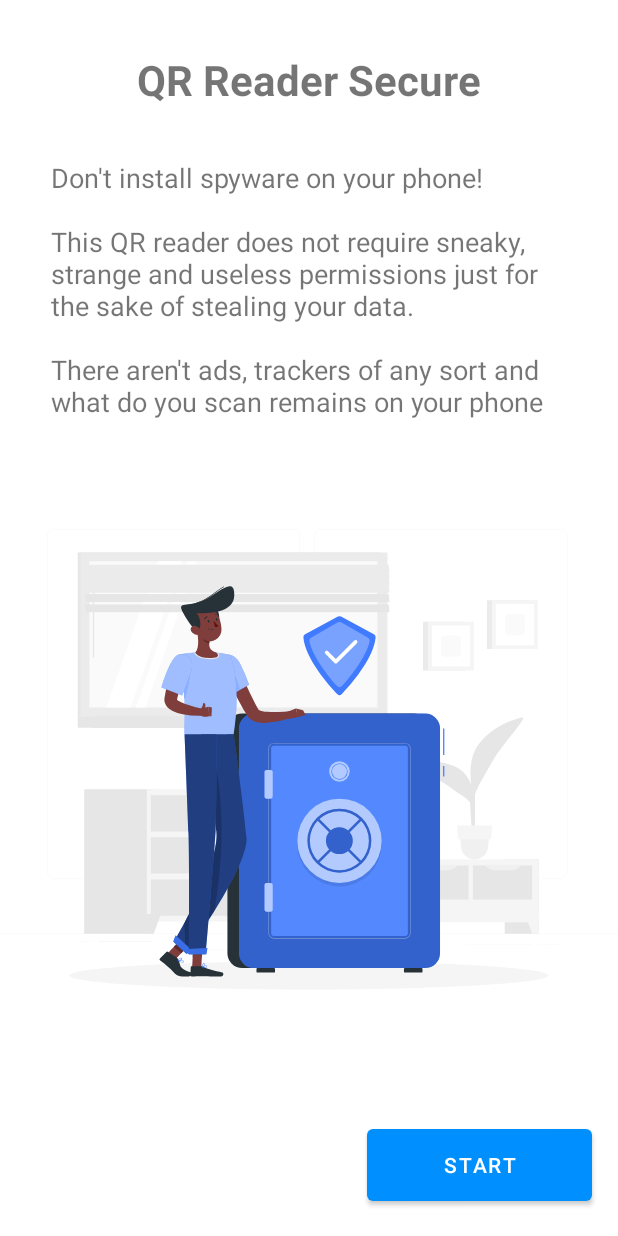
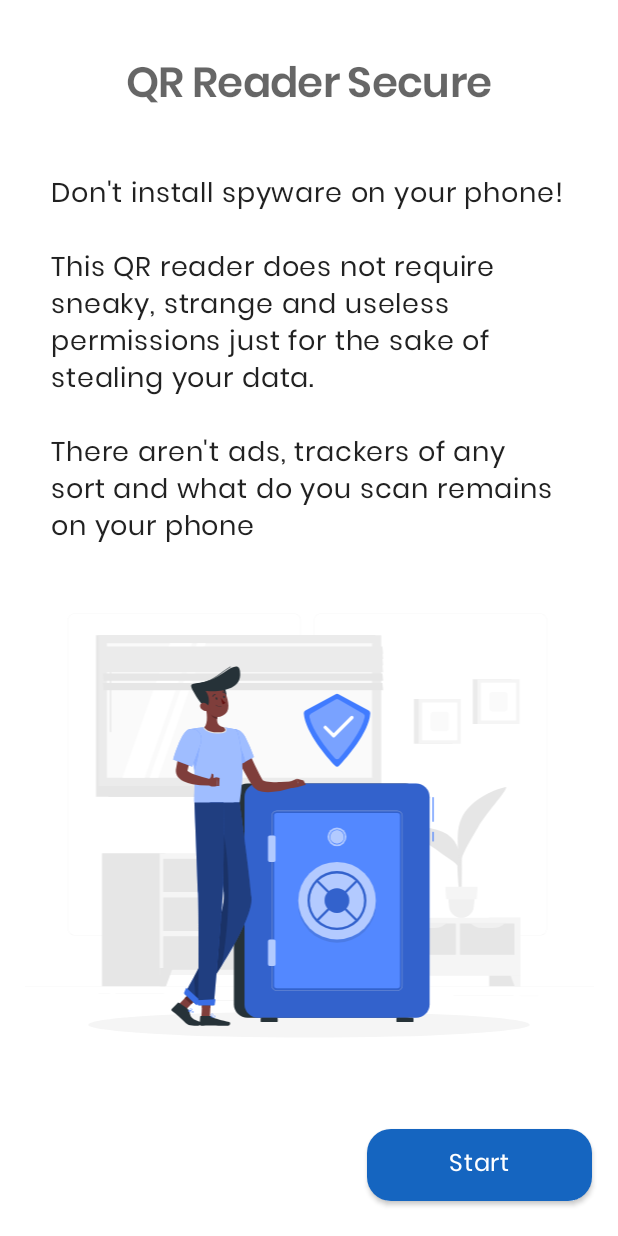
Before and after one commit to prof18/Secure-QR-Reader, an Android app: the screen it shows after launch (WelcomeActivity), on a phone screen of 412 x 824 dp. Run offline under Robolectric (Android 15) with nearby library versions, the phone set to English and light mode, and no system bars.

Commit message:
Add font

```diff
--- a/app/src/main/AndroidManifest.xml
+++ b/app/src/main/AndroidManifest.xml
@@ -33,7 +33,7 @@
         <activity
             android:name=".WelcomeActivity"
             android:screenOrientation="portrait"
-            android:theme="@style/AppTheme">
+            android:theme="@style/AppTheme.WhiteStatusBar">
             <intent-filter>
                 <action android:name="android.intent.action.MAIN" />
 
--- a/app/src/main/res/layout/activity_about.xml
+++ b/app/src/main/res/layout/activity_about.xml
@@ -30,8 +30,7 @@
             android:id="@+id/toolbar"
             android:layout_width="match_parent"
             android:layout_height="?attr/actionBarSize"
-            android:background="@color/colorBackground"
-            android:theme="@style/ToolbarTheme"
+            android:background="@color/toolbarColor"
             app:popupTheme="@style/AppTheme.PopupOverlay" />
 
     </com.google.android.material.appbar.AppBarLayout>
--- a/app/src/main/res/layout/activity_main.xml
+++ b/app/src/main/res/layout/activity_main.xml
@@ -26,14 +26,13 @@
         android:layout_width="match_parent"
         android:layout_height="wrap_content"
         android:theme="@style/AppTheme.AppBarOverlay"
-        app:elevation="0dp">
+        >
 
         <androidx.appcompat.widget.Toolbar
             android:id="@+id/toolbar"
             android:layout_width="match_parent"
             android:layout_height="?attr/actionBarSize"
-            android:background="@color/colorBackground"
-            android:theme="@style/ToolbarTheme"
+            android:background="@color/toolbarColor"
             app:popupTheme="@style/AppTheme.PopupOverlay" />
 
     </com.google.android.material.appbar.AppBarLayout>
--- a/app/src/main/res/layout/activity_welcome.xml
+++ b/app/src/main/res/layout/activity_welcome.xml
@@ -21,12 +21,12 @@
 
     <TextView
         android:id="@+id/welcome_screen_title"
+        style="@style/TextAppearance.SecureQRReader.Title"
         android:layout_width="wrap_content"
         android:layout_height="wrap_content"
         android:layout_marginTop="34dp"
         android:text="@string/app_name"
         android:textSize="28sp"
-        android:textStyle="bold"
         app:layout_constraintBottom_toTopOf="@id/welcome_screen_content"
         app:layout_constraintEnd_toEndOf="parent"
         app:layout_constraintStart_toStartOf="parent"
@@ -34,11 +34,11 @@
 
     <TextView
         android:id="@+id/welcome_screen_content"
+        style="@style/TextAppearance.SecureQRReader.Body"
         android:layout_width="0dp"
         android:layout_height="wrap_content"
         android:layout_margin="34dp"
         android:text="@string/welcome_screen_content"
-        android:textSize="18sp"
         app:layout_constraintEnd_toEndOf="parent"
         app:layout_constraintStart_toStartOf="parent"
         app:layout_constraintTop_toBottomOf="@id/welcome_screen_title" />
--- a/app/src/main/res/layout/fragment_result.xml
+++ b/app/src/main/res/layout/fragment_result.xml
@@ -37,7 +37,8 @@
         android:layout_marginEnd="34dp"
         android:layout_marginBottom="34dp"
         android:gravity="center"
-        android:textSize="24sp"
+        android:textSize="20sp"
+        style="@style/TextAppearance.SecureQRReader.Body"
         app:layout_constraintBottom_toTopOf="@id/copyButton"
         app:layout_constraintEnd_toEndOf="parent"
         app:layout_constraintStart_toStartOf="parent"
--- a/app/src/main/res/values-night/colors.xml
+++ b/app/src/main/res/values-night/colors.xml
@@ -16,17 +16,20 @@
   -->
 
 <resources>
-    <color name="colorPrimary">#45ADFF</color>
+    <color name="colorPrimary">#102a43</color>
     <color name="colorPrimaryVariant">#3700B3</color>
     <color name="colorSecondary">#03DAC6</color>
     <color name="colorSecondaryVariant">#018786</color>
     <color name="colorBackground">#121212</color>
     <color name="colorSurface">#121212</color>
     <color name="colorError">#CF6679</color>
-    <color name="colorOnPrimary">#000000</color>
+    <color name="colorOnPrimary">#f0f4f8</color>
     <color name="colorOnSecondary">#000000</color>
-    <color name="colorOnBackground">#FFFFFF</color>
-    <color name="colorOnSurface">#FFFFFF</color>
+    <color name="colorOnBackground">#f0f4f8</color>
+    <color name="colorOnSurface">#f0f4f8</color>
     <color name="colorOnError">#000000</color>
     <color name="statusBarColor">#121212</color>
+
+    <color name="toolbarColor">#102a43</color>
+
 </resources>
--- a/app/src/main/res/values-night/styles.xml
+++ b/app/src/main/res/values-night/styles.xml
@@ -30,7 +30,23 @@
         <item name="colorOnSurface">@color/colorOnSurface</item>
         <item name="android:colorBackground">@color/colorBackground</item>
         <item name="colorOnBackground">@color/colorOnBackground</item>
-        <item name="android:statusBarColor">@color/statusBarColor</item>
+        <item name="android:statusBarColor">@color/toolbarColor</item>
+        <item name="colorControlNormal">@android:color/white</item>
+
+        <item name="textAppearanceButton">@style/TextAppearance.SecureQRReader.Button</item>
+
+        <item name="shapeAppearanceSmallComponent">@style/AppShapeAppearance.SmallComponent</item>
+        <item name="shapeAppearanceMediumComponent">@style/AppShapeAppearance.MediumComponent</item>
+        <item name="shapeAppearanceLargeComponent">@style/AppShapeAppearance.LargeComponent</item>
+
 
     </style>
+
+    <style name="AppTheme.WhiteStatusBar" parent="AppTheme">
+        <item name="android:statusBarColor">@color/colorBackground</item>
+        <item name="android:windowLightStatusBar">false</item>
+    </style>
+
+
+
 </resources>
--- a/app/src/main/res/values/colors.xml
+++ b/app/src/main/res/values/colors.xml
@@ -16,7 +16,7 @@
   -->
 
 <resources>
-    <color name="colorPrimary">#008FFF</color>
+    <color name="colorPrimary">#1565c0</color>
     <color name="colorPrimaryVariant">#3700B3</color>
     <color name="colorSecondary">#03DAC6</color>
     <color name="colorSecondaryVariant">#018786</color>
@@ -29,4 +29,7 @@
     <color name="colorOnSurface">#FFFFFF</color>
     <color name="colorOnError">#FFFFFF</color>
     <color name="statusBarColor">#FFFFFF</color>
+
+    <color name="toolbarColor">#1565c0</color>
+
 </resources>
--- a/app/src/main/res/values/dimens.xml
+++ b/app/src/main/res/values/dimens.xml
@@ -16,4 +16,5 @@
 
 <resources>
     <dimen name="fab_margin">16dp</dimen>
+    <dimen name="card_corner_radius">16dp</dimen>
 </resources>
--- a/app/src/main/res/values/strings.xml
+++ b/app/src/main/res/values/strings.xml
@@ -31,4 +31,5 @@
     <string name="menu_donate">Donate</string>
     <string name="show_on_github">Show on GitHub</string>
     <string name="open_source_licenses">Open Source Licenses</string>
+    <string name="scan_instructions">Just frame the QR code and it will be recognized automatically</string>
 </resources>
--- a/app/src/main/res/values/styles.xml
+++ b/app/src/main/res/values/styles.xml
@@ -30,7 +30,21 @@
         <item name="colorOnSurface">@color/colorOnSurface</item>
         <item name="android:colorBackground">@color/colorBackground</item>
         <item name="colorOnBackground">@color/colorOnBackground</item>
-        <item name="android:statusBarColor">@color/statusBarColor</item>
+        <item name="android:statusBarColor">@color/toolbarColor</item>
+        <item name="android:windowLightStatusBar">false</item>
+        <item name="colorControlNormal">@android:color/white</item>
+        <item name="textAppearanceButton">@style/TextAppearance.SecureQRReader.Button</item>
+
+
+        <item name="shapeAppearanceSmallComponent">@style/AppShapeAppearance.SmallComponent</item>
+        <item name="shapeAppearanceMediumComponent">@style/AppShapeAppearance.MediumComponent</item>
+        <item name="shapeAppearanceLargeComponent">@style/AppShapeAppearance.LargeComponent</item>
+
+
+    </style>
+
+    <style name="AppTheme.WhiteStatusBar" parent="AppTheme">
+        <item name="android:statusBarColor">@android:color/white</item>
         <item name="android:windowLightStatusBar">true</item>
     </style>
 
@@ -41,8 +55,34 @@
     </style>
 
 
-    <style name="ToolbarTheme" parent="AppTheme" >
-        <item name="android:textColor">@color/colorOnBackground</item>
+    <style name="TextAppearance.SecureQRReader.Body" parent="TextAppearance.MaterialComponents.Body1">
+        <item name="fontFamily">@font/poppins_regular</item>
+        <item name="android:textSize">18sp</item>
     </style>
 
+    <style name="TextAppearance.SecureQRReader.Button" parent="TextAppearance.MaterialComponents.Body1">
+        <item name="fontFamily">@font/poppins_regular</item>
+        <item name="android:textSize">16sp</item>
+    </style>
+
+    <style name="TextAppearance.SecureQRReader.Title" parent="TextAppearance.MaterialComponents.Headline1">
+        <item name="fontFamily">@font/poppins_semibold</item>
+    </style>
+
+    <style name="AppShapeAppearance.SmallComponent" parent="ShapeAppearance.MaterialComponents.SmallComponent">
+        <item name="cornerSize">@dimen/card_corner_radius</item>
+        <item name="cornerFamily">rounded</item>
+    </style>
+
+    <style name="AppShapeAppearance.MediumComponent" parent="ShapeAppearance.MaterialComponents.MediumComponent">
+        <item name="cornerFamily">rounded</item>
+        <item name="cornerSize">@dimen/card_corner_radius</item>
+    </style>
+
+    <style name="AppShapeAppearance.LargeComponent" parent="ShapeAppearance.MaterialComponents.LargeComponent">
+        <item name="cornerFamily">rounded</item>
+        <item name="cornerSize">@dimen/card_corner_radius</item>
+    </style>
+
+
 </resources>
```
Also changed, not shown: app/src/main/res/layout/fragment_scan.xml (+23 -11 lines), app/src/main/res/font/poppins_regular.ttf (added), app/src/main/res/font/poppins_semibold.ttf (added), 4 other files.
